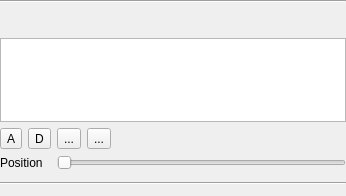
Qt form src/widgets/keyframeeditor_ui.ui (KDE/kdenlive) before a commit.
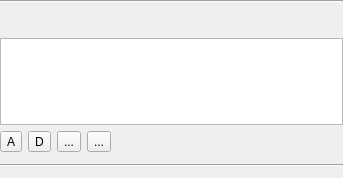
The same form after that commit.

Commit message: Keyframe widget: Make it possible to change the position of a keyframe with more precision by using the position edit widget

Diff of the .ui file:
```diff
--- a/src/widgets/keyframeeditor_ui.ui
+++ b/src/widgets/keyframeeditor_ui.ui
@@ -6,8 +6,8 @@
    <rect>
     <x>0</x>
     <y>0</y>
-    <width>346</width>
-    <height>196</height>
+    <width>343</width>
+    <height>178</height>
    </rect>
   </property>
   <layout class="QGridLayout" name="gridLayout">
@@ -40,7 +40,7 @@
       <property name="margin">
        <number>0</number>
       </property>
-      <item row="3" column="0" colspan="5">
+      <item row="0" column="0" colspan="5">
        <widget class="QTableWidget" name="keyframe_list">
         <property name="alternatingRowColors">
          <bool>true</bool>
@@ -62,7 +62,7 @@
         </attribute>
        </widget>
       </item>
-      <item row="4" column="0">
+      <item row="1" column="0">
        <widget class="QToolButton" name="button_add">
         <property name="text">
          <string>A</string>
@@ -72,21 +72,7 @@
         </property>
        </widget>
       </item>
-      <item row="5" column="0" colspan="2">
-       <widget class="QLabel" name="label">
-        <property name="text">
-         <string>Position</string>
-        </property>
-       </widget>
-      </item>
-      <item row="5" column="2" colspan="3">
-       <widget class="QSlider" name="keyframe_pos">
-        <property name="orientation">
-         <enum>Qt::Horizontal</enum>
-        </property>
-       </widget>
-      </item>
-      <item row="4" column="1">
+      <item row="1" column="1">
        <widget class="QToolButton" name="button_delete">
         <property name="text">
          <string>D</string>
@@ -96,7 +82,7 @@
         </property>
        </widget>
       </item>
-      <item row="4" column="2">
+      <item row="1" column="2">
        <widget class="QToolButton" name="buttonResetKeyframe">
         <property name="toolTip">
          <string>Reset the parameters to their default values</string>
@@ -106,7 +92,7 @@
         </property>
        </widget>
       </item>
-      <item row="4" column="3">
+      <item row="1" column="3">
        <widget class="QToolButton" name="buttonSeek">
         <property name="toolTip">
          <string>Seek to active keyframe</string>
```
The commit also changes 4 other files.
